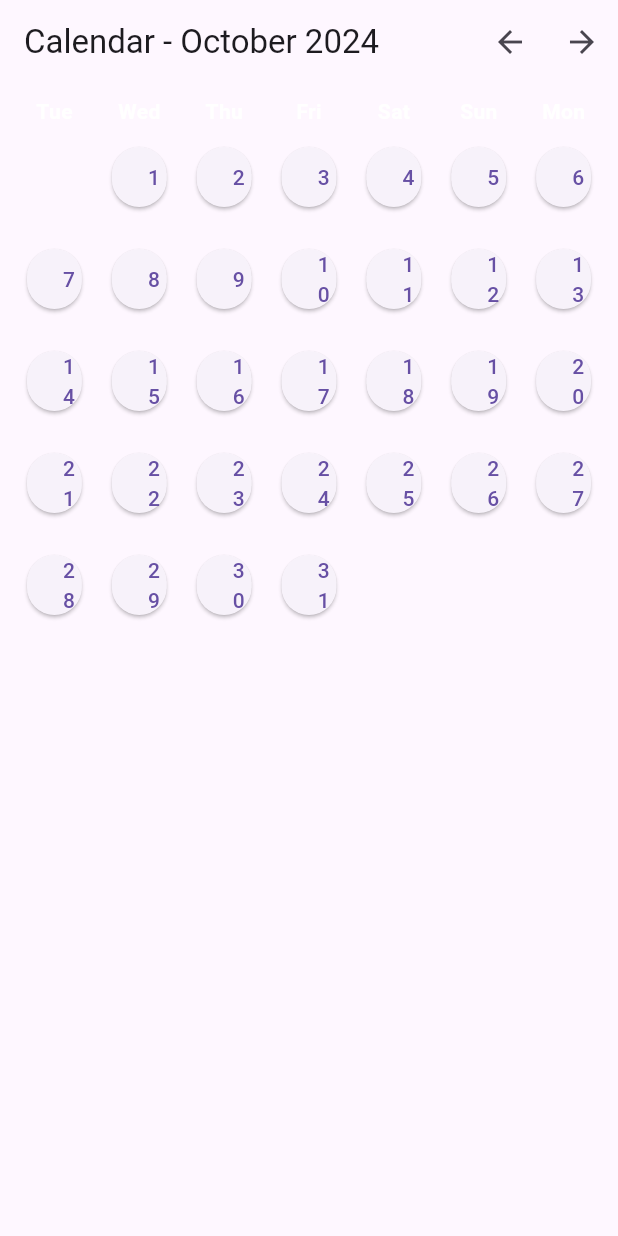
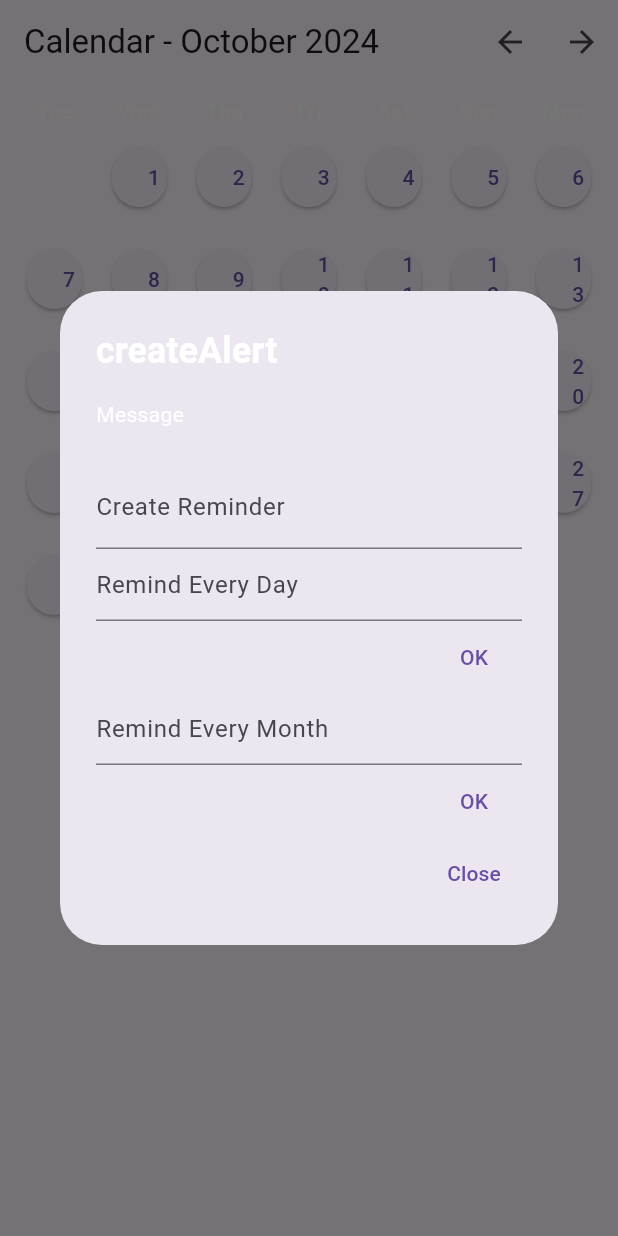
Before and after one commit to umgc/fall2024, a Flutter app: the CalendarPage screen opened directly, after a tap on an icon or button, on a phone screen of 412 x 824 dp. Run offline on Flutter 3.47's test engine with Material 3 defaults, Android fonts, the phone set to English and light mode, and no system bars; our stand-ins replace avatar_glow, camera, chewie, flutter_contacts, flutter_dotenv, flutter_tts and 10 more; missing offline and left inert: aws_rekognition_api, aws_s3_api, aws_transcribe_api, dart_openai, external_path, flutter_sound and 2 more; accounts and stored records are empty.

Commit message:
Added the ability to set reminders for a day through the calendar screen and create a name for the reminder.

```diff
--- a/clearassist/lib/src/database/controller/video_controller.dart
+++ b/clearassist/lib/src/database/controller/video_controller.dart
@@ -145,7 +145,7 @@ class VideoController {
           '${DirectoryManager.instance.videosDirectory.path}/${existingVideo.videoFileName}';
       await FileManager.removeFileFromFilesystem(videoFilePath);
       String? thumbnailFileName = existingVideo.thumbnailFileName;
-      if (thumbnailFileName != null && thumbnailFileName.isNotEmpty) {
+      if (thumbnailFileName!.isNotEmpty) {
         final thumbnailFilePath =
             '${DirectoryManager.instance.videoThumbnailsDirectory.path}/${existingVideo.thumbnailFileName}';
         await FileManager.removeFileFromFilesystem(thumbnailFilePath);
--- a/clearassist/lib/src/utils/contact_display.dart
+++ b/clearassist/lib/src/utils/contact_display.dart
@@ -49,7 +49,7 @@ class _ContactDisplayState extends State<ContactDisplay> {
 
 class ContactPage extends StatelessWidget {
   final Contact contact;
-  ContactPage(this.contact);
+  const ContactPage(this.contact, {super.key});
 
   @override
   Widget build(BuildContext context) => Scaffold(
--- a/clearassist/lib/src/utils/ui_utils.dart
+++ b/clearassist/lib/src/utils/ui_utils.dart
@@ -3,7 +3,6 @@ import 'package:clearassistapp/src/utils/permission_manager.dart';
 import 'package:clearassistapp/ui/assistant_screen.dart';
 import 'package:clearassistapp/ui/home_screen.dart';
 import 'package:clearassistapp/ui/settings_screen.dart';
-import 'package:clearassistapp/ui/significant_objects_screen.dart';
 import 'package:clearassistapp/ui/video_screen.dart';
 import 'package:flutter/material.dart';
 
--- a/clearassist/lib/src/video_display.dart
+++ b/clearassist/lib/src/video_display.dart
@@ -11,7 +11,7 @@ import 'package:video_player/video_player.dart';
 class VideoDisplay extends StatefulWidget {
   final String fullFilePath;
 
-  const VideoDisplay({Key? key, required this.fullFilePath}) : super(key: key);
+  const VideoDisplay({super.key, required this.fullFilePath});
 
   @override
   _VideoDisplayState createState() => _VideoDisplayState();
--- a/clearassist/lib/ui/calendar_screen.dart
+++ b/clearassist/lib/ui/calendar_screen.dart
@@ -1,11 +1,16 @@
+import 'dart:io';
+
 import 'package:flutter/material.dart';
 import 'package:intl/intl.dart'; // For formatting dates
+import 'package:path_provider/path_provider.dart';
 
 void main() {
   runApp(MyApp());
 }
 
 class MyApp extends StatelessWidget {
+  const MyApp({super.key});
+
   @override
   Widget build(BuildContext context) {
     return MaterialApp(
@@ -19,6 +24,8 @@ class MyApp extends StatelessWidget {
 }
 
 class CalendarPage extends StatefulWidget {
+  const CalendarPage({super.key});
+
   @override
   _CalendarPageState createState() => _CalendarPageState();
 }
@@ -46,6 +53,126 @@ class _CalendarPageState extends State<CalendarPage> {
     );
   }
 
+  saveReminder(String reminderText, String frequency) {
+    Widget btnOK = TextButton(
+        onPressed: () {
+          saveReminderToFile(reminderText);
+          Navigator.of(context).pop();
+        },
+        child: Text("Close"));
+    Widget title = TextField(
+      decoration: InputDecoration(hintText: "Remind Every Day"),
+      cursorColor: Colors.white,
+      style: TextStyle(color: Colors.black),
+    );
+    AlertDialog message = AlertDialog(
+      title: Text("Alert Saved!"),
+      titleTextStyle: TextStyle(color: Colors.black),
+      contentTextStyle: TextStyle(color: Colors.black),
+      content: Text(
+          "You will be reminded of " + reminderText + " every " + frequency),
+      actions: [
+        // Widget btn=TextButton(child: Text("")
+        btnOK,
+      ],
+    );
+    showDialog(
+        context: context,
+        builder: (BuildContext context) {
+          return message;
+        });
+  }
+
+  saveReminderToFile(String reminderName) async {
+    Directory location = await getApplicationDocumentsDirectory();
+    final FileLocation = await location;
+    File file = new File(FileLocation.path+"/data.txt");
+    print("Save Data");
+    print("Save into " + FileLocation.path);
+    file.writeAsString("test");
+  }
+
+  createAlert() {
+    int? option = 1;
+    final TextEditingController reminderName = TextEditingController();
+    Widget btnOK = TextButton(
+        onPressed: () {
+          Navigator.of(context).pop();
+        },
+        child: Text("Close"));
+    Widget btnOKDay = TextButton(
+        onPressed: () {
+          saveReminder(reminderName.text, "day");
+        },
+        child: Text("OK"));
+    Widget btnOKMonth = TextButton(
+        onPressed: () {
+          saveReminder(reminderName.text, "month");
+        },
+        child: Text("OK"));
+    Widget btnDayText = TextField(
+      decoration: InputDecoration(hintText: "Remind Every Day"),
+      cursorColor: Colors.white,
+      style: TextStyle(color: Colors.black),
+    );
+    Radio(
+      value: 2,
+      groupValue: option,
+      onChanged: (value) {
+        setState(() {
+          option = value!;
+        });
+      },
+    );
+
+    Radio(
+      value: 2,
+      groupValue: option,
+      onChanged: (value) {
+        setState(() {
+          option = value!;
+        });
+      },
+    );
+
+    Widget remDayText = TextField(
+      readOnly: true,
+      decoration: InputDecoration(hintText: "Remind Every Day"),
+      cursorColor: Colors.white,
+      style: TextStyle(color: Colors.black),
+    );
+    Widget remMonthText = TextField(
+      readOnly: true,
+      decoration: InputDecoration(hintText: "Remind Every Month"),
+      cursorColor: Colors.white,
+      style: TextStyle(color: Colors.black),
+    );
+    Widget txtbox = TextFormField(
+        controller: reminderName,
+        style: TextStyle(color: Colors.black),
+        decoration: InputDecoration(labelText: "Create Reminder"));
+    AlertDialog message = AlertDialog(
+      title: Text("createAlert"),
+      content: Text("Message"),
+      actions: [
+        // Widget btn=TextButton(child: Text(""),
+        txtbox,
+        remDayText,
+        btnOKDay,
+
+        remMonthText,
+        btnOKMonth,
+
+        btnOK,
+      ],
+    );
+    showDialog(
+        context: context,
+        builder: (BuildContext context) {
+          return message;
+        });
+  }
+
   Widget _buildCalendar() {
     int daysInMonth =
         DateUtils.getDaysInMonth(_currentDate.year, _currentDate.month);
@@ -65,6 +192,7 @@ class _CalendarPageState extends State<CalendarPage> {
         ElevatedButton(
           onPressed: () {
             // TODO: Fill in on click method for each day button
+            createAlert();
           },
           child: Text('$day'),
         ),
--- a/clearassist/lib/ui/home_screen.dart
+++ b/clearassist/lib/ui/home_screen.dart
@@ -6,7 +6,7 @@ import 'assistant_screen.dart';
 import 'gallery_screen.dart';
 
 class HomeScreen extends StatefulWidget {
-  const HomeScreen({Key? key}) : super(key: key);
+  const HomeScreen({super.key});
 
   @override
   _HomeScreenState createState() => _HomeScreenState();
--- a/clearassist/lib/ui/home_screen_content.dart
+++ b/clearassist/lib/ui/home_screen_content.dart
@@ -1,15 +1,13 @@
 import 'package:flutter/material.dart';
 import '../src/utils/contact_display.dart';
 import 'calendar_screen.dart';
-import 'assistant_screen.dart';
-import 'gallery_screen.dart';
 import 'response_screen.dart';
 import 'audio_screen.dart';
 import 'location_history_screen.dart';
 import 'tour_screen.dart';
 
 class HomeScreenContent extends StatefulWidget {
-  const HomeScreenContent({Key? key}) : super(key: key);
+  const HomeScreenContent({super.key});
 
   @override
   _HomeScreenContentState createState() => _HomeScreenContentState();
@@ -37,7 +35,7 @@ class _HomeScreenContentState extends State<HomeScreenContent> {
 }
 
 class HomeScreenContentBody extends StatelessWidget {
-  const HomeScreenContentBody({Key? key}) : super(key: key);
+  const HomeScreenContentBody({super.key});
 
   @override
   Widget build(BuildContext context) {
--- a/clearassist/lib/ui/reusable/custom_title.dart
+++ b/clearassist/lib/ui/reusable/custom_title.dart
@@ -3,7 +3,7 @@ import 'package:flutter/material.dart';
 class CustomTitle extends StatelessWidget {
   final String? titleText; // Optional title parameter
 
-  CustomTitle({this.titleText}); // Constructor
+  const CustomTitle({super.key, this.titleText}); // Constructor
 
   @override
   Widget build(BuildContext context) {
--- a/clearassist/lib/ui/settings_screen.dart
+++ b/clearassist/lib/ui/settings_screen.dart
@@ -4,7 +4,6 @@
 // Edited by: Ben Sutter
 // Refactored for Settings Screen with matching app style
 
-import 'package:clearassistapp/ui/reusable/custom_title.dart';
 import 'package:flutter/material.dart';
 import 'package:permission_handler/permission_handler.dart';
 
```
Also changed, not shown: clearassist/lib/src/database/model/audio.dart (+7 -14 lines), clearassist/lib/src/database/model/photo.dart (+7 -14 lines), clearassist/lib/src/database/model/video.dart (+7 -14 lines), clearassist/lib/src/utils/file_manager.dart (+6 -8 lines), clearassist/lib/ui/assistant_screen.dart (+6 -10 lines), clearassist/lib/ui/audio_screen.dart (+4 -6 lines).
